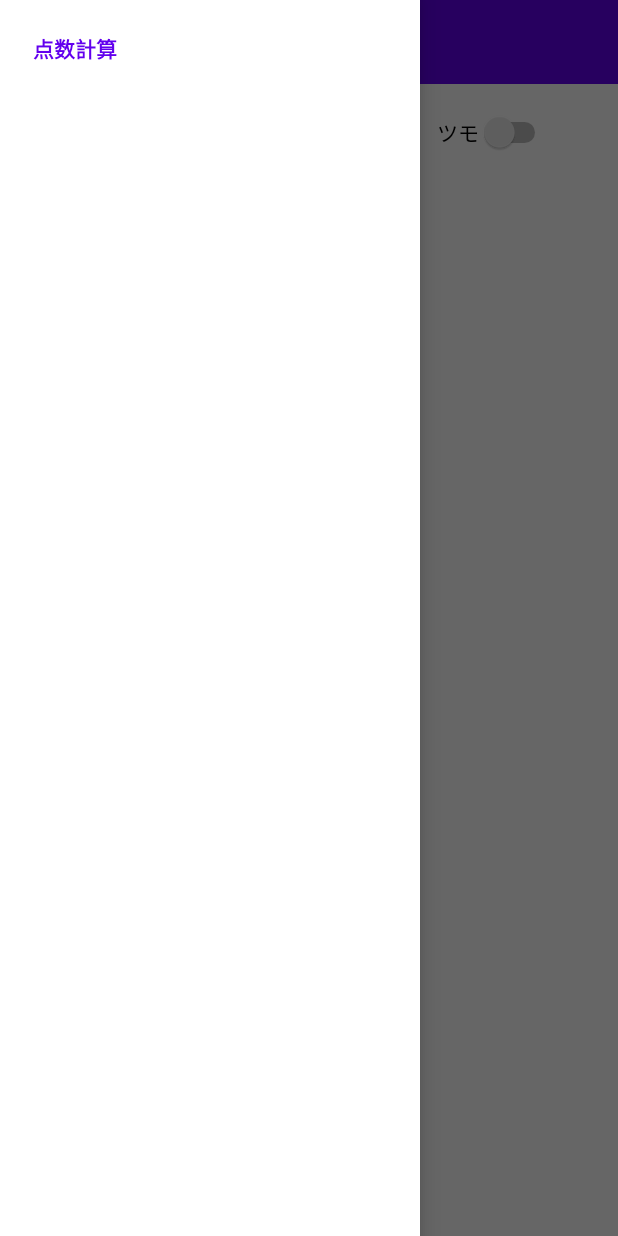
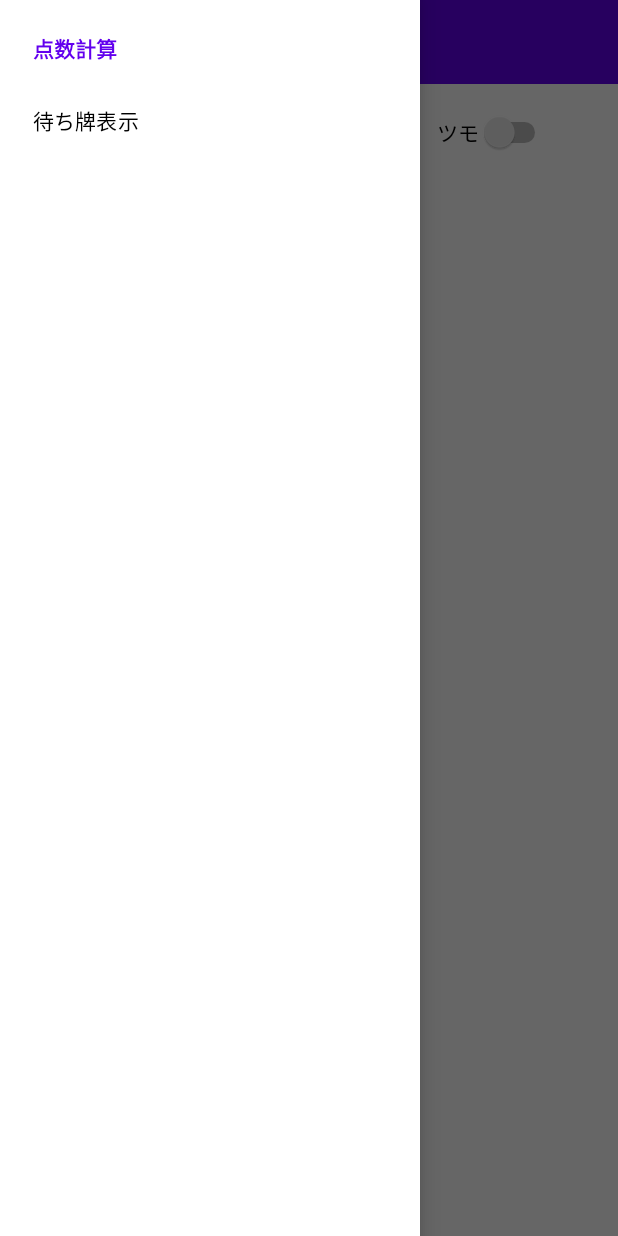
Before and after one commit to 17043003/MajanCalculator, an Android app: the screen it shows after launch (MainActivity), with the side drawer open, on a phone screen of 412 x 824 dp. Run offline under Robolectric (Android 15) with nearby library versions, the phone set to English and light mode, and no system bars; our stand-ins replace Dagger/Hilt's generated code, data binding, navigation-ui; network calls fail; 2 statements that could not run were skipped.

```diff
--- a/app/build.gradle
+++ b/app/build.gradle
@@ -53,6 +53,7 @@ dependencies {
     implementation "androidx.activity:activity-ktx:1.6.1"
     implementation "androidx.fragment:fragment-ktx:1.5.5"
     implementation "androidx.lifecycle:lifecycle-viewmodel-ktx:2.5.1"
+    implementation 'androidx.lifecycle:lifecycle-livedata-ktx:2.5.1'
 
     def retrofit_version = '2.9.0'
     implementation "com.squareup.retrofit2:retrofit:${retrofit_version}"
--- /dev/null
+++ b/app/src/main/java/com/ishzk/android/majancalculator/ui/WaitHandViewModel.kt
@@ -0,0 +1,6 @@
+package com.ishzk.android.majancalculator.ui
+
+import androidx.lifecycle.ViewModel
+
+class WaitHandViewModel : ViewModel() {
+}
--- /dev/null
+++ b/app/src/main/res/layout/fragment_wait_hand.xml
@@ -0,0 +1,6 @@
+<?xml version="1.0" encoding="utf-8"?>
+<androidx.constraintlayout.widget.ConstraintLayout xmlns:android="http://schemas.android.com/apk/res/android"
+    xmlns:tools="http://schemas.android.com/tools"
+    android:layout_width="match_parent"
+    android:layout_height="match_parent"
+    tools:context=".ui.WaitHandFragment"/>
--- a/app/src/main/res/menu/menu_main_drawer.xml
+++ b/app/src/main/res/menu/menu_main_drawer.xml
@@ -4,4 +4,8 @@
     <item
         android:id="@+id/calculatorFragment"
         android:title="@string/menu_calculate_item" />
+
+    <item
+        android:id="@+id/waitHandFragment"
+        android:title="@string/menu_wait_hand_item" />
 </menu>
--- a/app/src/main/res/navigation/navigation_main.xml
+++ b/app/src/main/res/navigation/navigation_main.xml
@@ -9,5 +9,14 @@
         android:id="@+id/calculatorFragment"
         android:name="com.ishzk.android.majancalculator.ui.CalculatorFragment"
         android:label="fragment_calculator"
-        tools:layout="@layout/fragment_calculator" />
+        tools:layout="@layout/fragment_calculator" >
+        <action
+            android:id="@+id/action_calculatorFragment_to_waitHandFragment"
+            app:destination="@id/waitHandFragment" />
+    </fragment>
+    <fragment
+        android:id="@+id/waitHandFragment"
+        android:name="com.ishzk.android.majancalculator.ui.WaitHandFragment"
+        android:label="fragment_wait_hand"
+        tools:layout="@layout/fragment_wait_hand" />
 </navigation>
--- a/app/src/main/res/values/strings.xml
+++ b/app/src/main/res/values/strings.xml
@@ -10,4 +10,5 @@
     <string name="child_switch" />
     <string name="ron_switch">ロン</string>
     <string name="menu_calculate_item">点数計算</string>
+    <string name="menu_wait_hand_item">待ち牌表示</string>
 </resources>
```
Also changed, not shown: app/src/main/java/com/ishzk/android/majancalculator/ui/WaitHandFragment.kt (added, +24 -0 lines), 1 other file.
